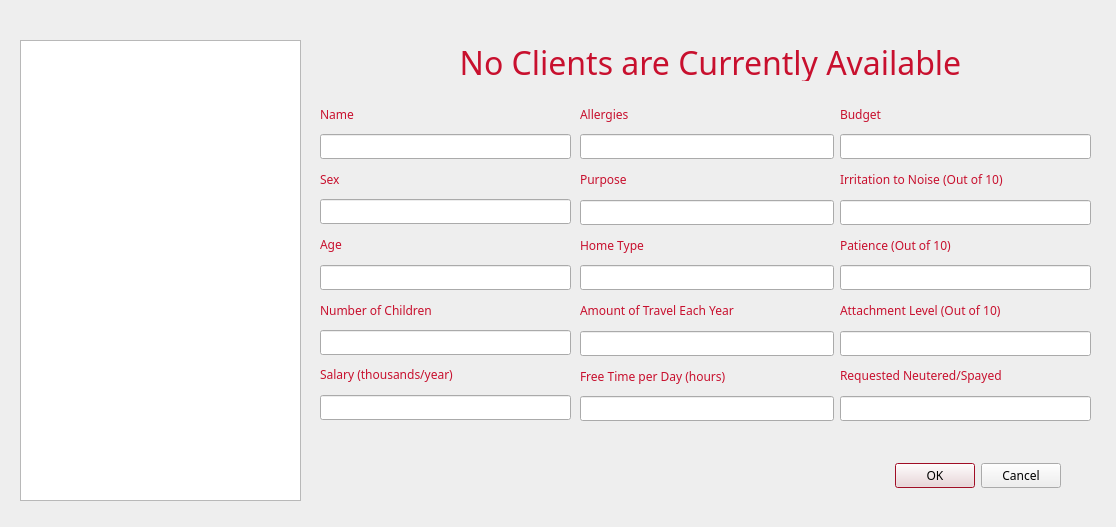
The window that cuACS/viewclients.ui (cameronhawtin/Animal-Farm-cuACS) describes before a commit, drawn with Qt 5.
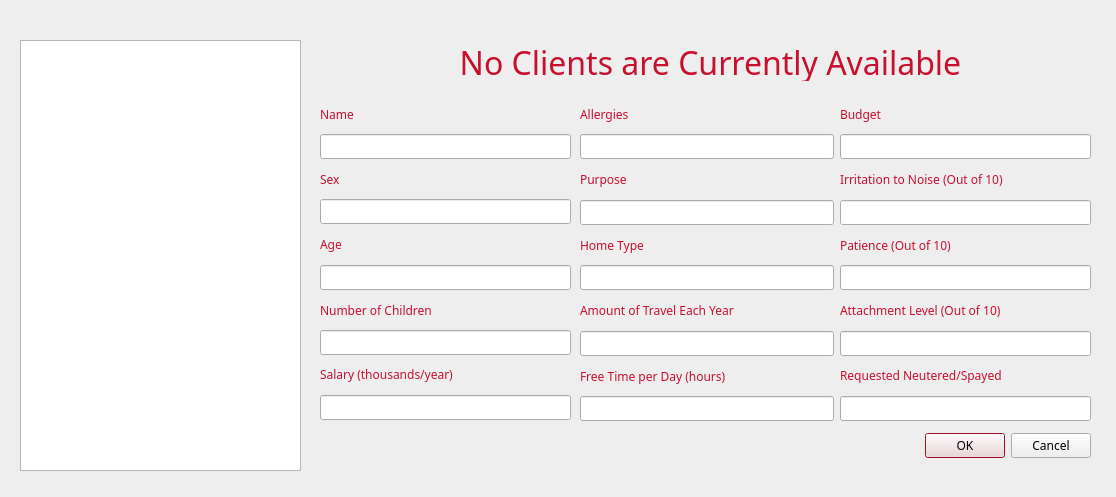
The same window after the commit.

The edit to the form file:
```diff
--- a/cuACS/viewclients.ui
+++ b/cuACS/viewclients.ui
@@ -7,7 +7,7 @@
     <x>0</x>
     <y>0</y>
     <width>1116</width>
-    <height>527</height>
+    <height>497</height>
    </rect>
   </property>
   <property name="palette">
@@ -139,8 +139,8 @@
   <widget class="QDialogButtonBox" name="buttonBox">
    <property name="geometry">
     <rect>
-     <x>720</x>
-     <y>460</y>
+     <x>750</x>
+     <y>430</y>
      <width>341</width>
      <height>32</height>
     </rect>
@@ -179,7 +179,7 @@
      <x>20</x>
      <y>40</y>
      <width>281</width>
-     <height>461</height>
+     <height>431</height>
     </rect>
    </property>
   </widget>
```
